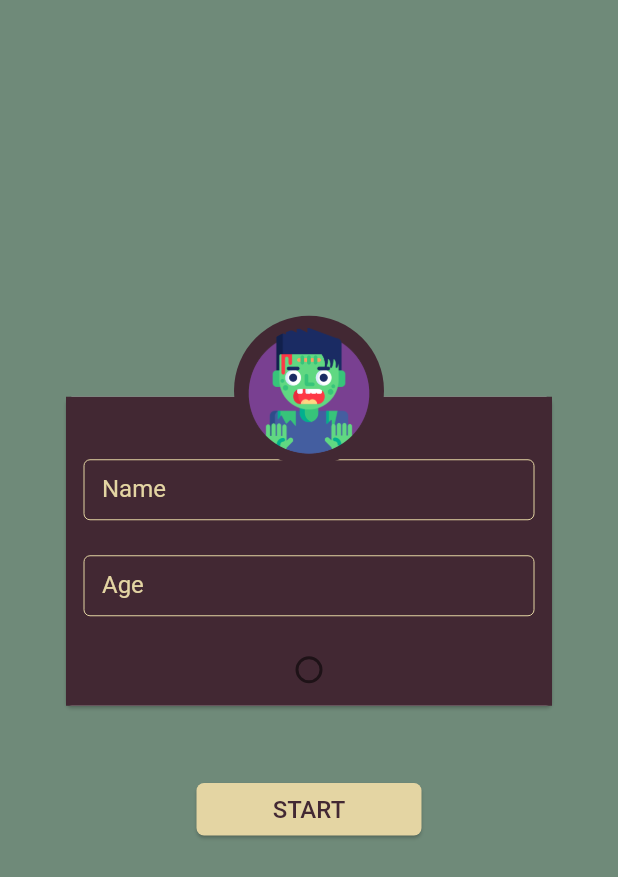
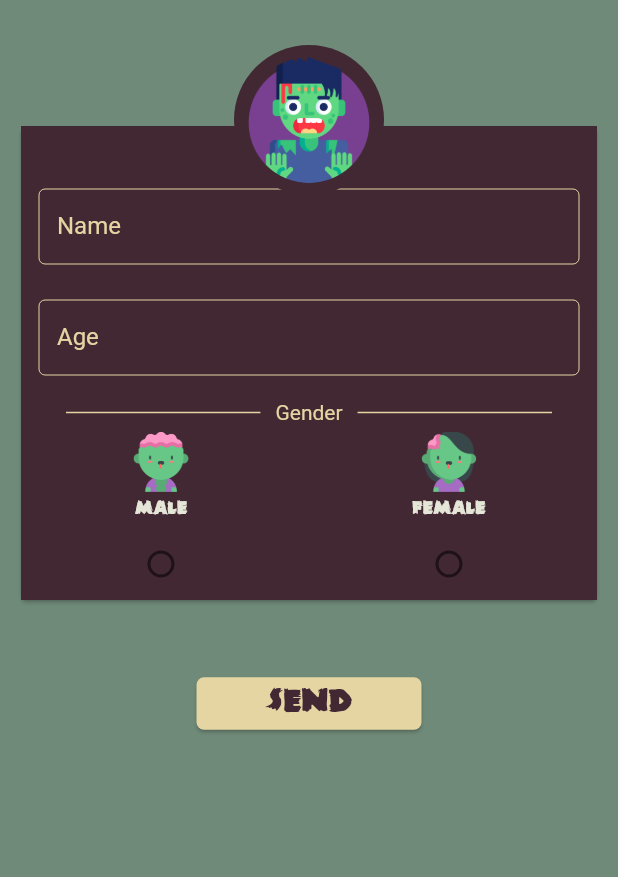
Before and after one commit to Brunorock22/t-virus-flutter, a Flutter app: the screen it shows after launch, after a tap on "START", on a phone screen of 412 x 824 dp. Shown: the top 877 px of the screen. Run offline on Flutter 3.47's test engine with Material 2 defaults, Android fonts, the phone set to English and light mode, and no system bars; our stand-ins replace circular_check_box, flushbar, geolocator; Roboto replaces fonts that are missing (ZOMBIETEXT).

Commit message:
finishing field in register survivor screen

```diff
--- /dev/null
+++ b/lib/core/service/gps_service.dart
@@ -0,0 +1,9 @@
+import 'package:geolocator/geolocator.dart';
+
+class GPSService{
+  Future<Position> getUserLocation() async{
+    Position survivorPosition = await Geolocator()
+        .getCurrentPosition(desiredAccuracy: LocationAccuracy.high);
+    return survivorPosition;
+  }
+}
--- a/lib/main.dart
+++ b/lib/main.dart
@@ -3,7 +3,6 @@ import 'package:t_virus/ui/register_survivor.dart';
 import 'package:t_virus/ui/welcome_page.dart';
 
 import 'ui/shared/app_colors.dart';
-import 'ui/shared/theme_app.dart';
 
 void main() {
   runApp(MyApp());
--- a/lib/ui/register_survivor.dart
+++ b/lib/ui/register_survivor.dart
@@ -1,9 +1,11 @@
 import 'package:circular_check_box/circular_check_box.dart';
 import 'package:flutter/material.dart';
+import 'package:geolocator/geolocator.dart';
+import 'package:t_virus/core/service/gps_service.dart';
 import 'package:t_virus/ui/shared/app_colors.dart';
 import 'package:t_virus/ui/widgets/custom_outline_text_field.dart';
 
-import 'widgets/custom_material_button.dart';
+import 'widgets/flushbar_custom.dart';
 
 class RegisterSurvivor extends StatefulWidget {
   @override
@@ -11,22 +13,23 @@ class RegisterSurvivor extends StatefulWidget {
 }
 
 class _RegisterSurvivorState extends State<RegisterSurvivor> {
+  bool maleCheck = false;
+  bool femaleCheck = false;
+  final TextEditingController survivorName = TextEditingController();
+  final TextEditingController survivorAge = TextEditingController();
+
   @override
   Widget build(BuildContext context) {
-    final TextEditingController survivorName = TextEditingController();
-    final TextEditingController survivorAge = TextEditingController();
-    final TextEditingController teste = TextEditingController();
-
     //Size of cicle container with the app icon
     final double circleRadius = 100.0;
     final double circleBorderWidth = 8.0;
 
-    bool someBooleanValue = false;
-
     return Scaffold(
       backgroundColor: secondaryColor,
-      body: Padding(
-        padding: EdgeInsets.only(right: 40, left: 40),
+      body: ListView(
+        children: [
+          Padding(
+            padding: EdgeInsets.only(right: 10, left: 10, top: 30),
             child: Column(
               mainAxisAlignment: MainAxisAlignment.center,
               children: <Widget>[
@@ -43,18 +46,13 @@ class _RegisterSurvivorState extends State<RegisterSurvivor> {
                             child: Column(
                               children: <Widget>[
                                 showMaterialTextFiel(survivorName, "Name",
-                                heigth: 40),
-                            showMaterialTextFiel(teste, "Age", heigth: 40, inputType: TextInputType.number, maxLength: 3),
-                            CircularCheckBox(
-                                value: someBooleanValue,
-                                materialTapTargetSize: MaterialTapTargetSize.padded,
-                                onChanged: (bool x) {
-                                  setState(() {
-                                    someBooleanValue = !someBooleanValue;
-
-                                  });
-                                }
-                            )
+                                    heigth: 50),
+                                showMaterialTextFiel(survivorAge, "Age",
+                                    heigth: 50,
+                                    inputType: TextInputType.number,
+                                    maxLength: 3),
+                                _divider(),
+                                _genderCheckBox()
                               ],
                             ),
                           ),
@@ -85,10 +83,10 @@ class _RegisterSurvivorState extends State<RegisterSurvivor> {
                 SizedBox(
                   height: 40,
                 ),
-            customMaterialButton(
+                sendButton(
                     textColor: primaryColor,
-                title: 'START',
-                fontFamily: "ZOMBIETEXT",
+                    title: 'SEND',
+                    fontFamily: "ZOMBIE",
                     navigateToScreen: RegisterSurvivor(),
                     context: context),
                 SizedBox(
@@ -97,6 +95,155 @@ class _RegisterSurvivorState extends State<RegisterSurvivor> {
               ],
             ),
           ),
+        ],
+      ),
     );
   }
+
+  Widget _divider() {
+    return Container(
+      margin: EdgeInsets.symmetric(vertical: 5),
+      child: Row(
+        children: <Widget>[
+          SizedBox(
+            width: 20,
+          ),
+          Expanded(
+            child: Padding(
+              padding: EdgeInsets.symmetric(horizontal: 10),
+              child: Divider(
+                color: accentColor,
+                thickness: 1,
+              ),
+            ),
+          ),
+          Text(
+            'Gender',
+            style: TextStyle(color: accentColor),
+          ),
+          Expanded(
+            child: Padding(
+              padding: EdgeInsets.symmetric(horizontal: 10),
+              child: Divider(
+                color: accentColor,
+                thickness: 1,
+              ),
+            ),
+          ),
+          SizedBox(
+            width: 20,
+          ),
+        ],
+      ),
+    );
   }
+
+  Widget _genderCheckBox() {
+    return Row(
+      mainAxisAlignment: MainAxisAlignment.spaceAround,
+      children: [
+        Column(
+          children: [
+            Image.asset(
+              "images/ic_zombie_male.png",
+              width: 40,
+            ),
+            Padding(
+              padding: const EdgeInsets.all(5.0),
+              child: Text(
+                "Male",
+                style: TextStyle(color: textsColor, fontFamily: "ZOMBIE"),
+              ),
+            ),
+            CircularCheckBox(
+                value: maleCheck,
+                materialTapTargetSize: MaterialTapTargetSize.padded,
+                onChanged: (bool touched) {
+                  setState(() {
+                    if (touched) {
+                      maleCheck = touched;
+                      femaleCheck = false;
+                    } else {
+                      maleCheck = touched;
+                      femaleCheck = true;
+                    }
+                  });
+                }),
+          ],
+        ),
+        Column(
+          children: [
+            Image.asset(
+              "images/ic_zombie_female.png",
+              width: 40,
+            ),
+            Padding(
+              padding: const EdgeInsets.all(5.0),
+              child: Text(
+                "Female",
+                style: TextStyle(color: textsColor, fontFamily: "ZOMBIE"),
+              ),
+            ),
+            CircularCheckBox(
+                value: femaleCheck,
+                materialTapTargetSize: MaterialTapTargetSize.padded,
+                onChanged: (bool touched) {
+                  setState(() {
+                    if (touched) {
+                      femaleCheck = touched;
+                      maleCheck = false;
+                    } else {
+                      femaleCheck = touched;
+                      maleCheck = true;
+                    }
+                  });
+                }),
+          ],
+        ),
+      ],
+    );
+  }
+
+  Widget sendButton(
+      {title: String,
+      Color backgroundColor = accentColor,
+      fontFamily: String,
+      minWidth = 150.0,
+      Color textColor = accentColor,
+      @required BuildContext context,
+      @required Widget navigateToScreen}) {
+    return new Padding(
+      padding: EdgeInsets.fromLTRB(0.0, 1.0, 0.0, 0.0),
+      child: new MaterialButton(
+        shape: RoundedRectangleBorder(
+            borderRadius: BorderRadius.all(Radius.circular(5.0))),
+        elevation: 1.0,
+        minWidth: minWidth,
+        height: 35,
+        color: backgroundColor,
+        onPressed: () => verifyField(),
+        child: new Text(title,
+            style: new TextStyle(
+                fontSize: 25.0, color: textColor, fontFamily: fontFamily)),
+      ),
+    );
+  }
+
+  void verifyField() {
+    if (survivorName.text == "") {
+      FlusBarCustom("Fill the field Name.", context, Icon(Icons.error, color: errorColor,)).flushbar();
+    }else if (survivorAge.text == "") {
+      FlusBarCustom("Fill the field Age.", context, Icon(Icons.error, color: errorColor,)).flushbar();
+    }else if(!femaleCheck && !maleCheck){
+      FlusBarCustom("Check the Gender box..", context, Icon(Icons.error, color: errorColor,)).flushbar();
+    }else{
+      getUserLocation().then((value) => print(value));
+
+    }
+  }
+
+  Future<Position> getUserLocation() async{
+    GPSService gpsService =  GPSService();
+    return gpsService.getUserLocation();
+  }
+}
--- a/lib/ui/shared/app_colors.dart
+++ b/lib/ui/shared/app_colors.dart
@@ -4,3 +4,4 @@ const Color secondaryColor = Color(0xFF6F8A79);
 const Color primaryColor = Color(0xFF422833);
 const Color accentColor = Color(0xFFE4D5A3);
 const Color textsColor = Color(0xFFE5E6D8);
+const Color errorColor = Colors.red;
--- a/lib/ui/shared/theme_app.dart
+++ /dev/null
@@ -1,16 +0,0 @@
-import 'package:flutter/material.dart';
-
-import 'app_colors.dart';
-
-class CustomThemeApp {
-  static ThemeData themeApp() {
-    ThemeData(
-      primaryColor: primaryColor,
-      accentColor: accentColor,
-      buttonTheme: ButtonThemeData(
-        buttonColor: accentColor,
-
-      ),
-    );
-  }
-}
--- a/lib/ui/welcome_page.dart
+++ b/lib/ui/welcome_page.dart
@@ -48,6 +48,17 @@ class WelcomePage extends StatelessWidget{
                             color: textsColor,
                             fontSize: 18),
                         textAlign: TextAlign.center,
+                      )
+                      ,Padding(
+                        padding: const EdgeInsets.all(8.0),
+                        child: Text(
+                          'The world, as we know it, has fallen into an apocalyptic scenario. The "Influenzer T-Virus" (a.k.a. Twiter Virus) is transforming human beings into stupid beasts (a.k.a. Zombies), hungry to cancel humans and eat their limbs.',
+                          style: TextStyle(
+                              fontFamily: 'ZOMBIETEXT',
+                              color: textsColor,
+                              fontSize: 11),
+                          textAlign: TextAlign.center,
+                        ),
                       ),
                       Padding(
                         padding: const EdgeInsets.all(8.0),
--- a/lib/ui/widgets/custom_material_button.dart
+++ b/lib/ui/widgets/custom_material_button.dart
@@ -21,7 +21,7 @@ Widget customMaterialButton(
           context, MaterialPageRoute(builder: (context) => navigateToScreen)),
       child: new Text(title,
           style: new TextStyle(
-              fontSize: 16.0, color: textColor, fontFamily: fontFamily)),
+              fontSize: 25.0, color: textColor, fontFamily: fontFamily)),
     ),
   );
 }
--- /dev/null
+++ b/lib/ui/widgets/flushbar_custom.dart
@@ -0,0 +1,18 @@
+import 'package:flushbar/flushbar.dart';
+import 'package:flutter/cupertino.dart';
+import 'package:flutter/material.dart';
+class FlusBarCustom{
+  String title;
+  BuildContext context;
+  Icon icon;
+
+  FlusBarCustom(this.title, this.context, this.icon);
+
+  Flushbar flushbar(){
+    Flushbar(
+      icon: icon,
+      message:  title,
+      duration:  Duration(seconds: 3),
+    )..show(context);
+  }
+}
--- a/pubspec.yaml
+++ b/pubspec.yaml
@@ -14,6 +14,10 @@ dependencies:
     sdk: flutter
   # Custom CheckBox
   circular_check_box:
+  #FlushBar is used to advise user
+  flushbar:
+  #Get the lat and log of the user
+  geolocator:
 
 
   cupertino_icons: ^0.1.3
```
Also changed, not shown: images/ic_zombie_female.png (added), images/ic_zombie_male.png (added), pubspec.lock. Lines whose indentation alone changed are shown as unchanged.
